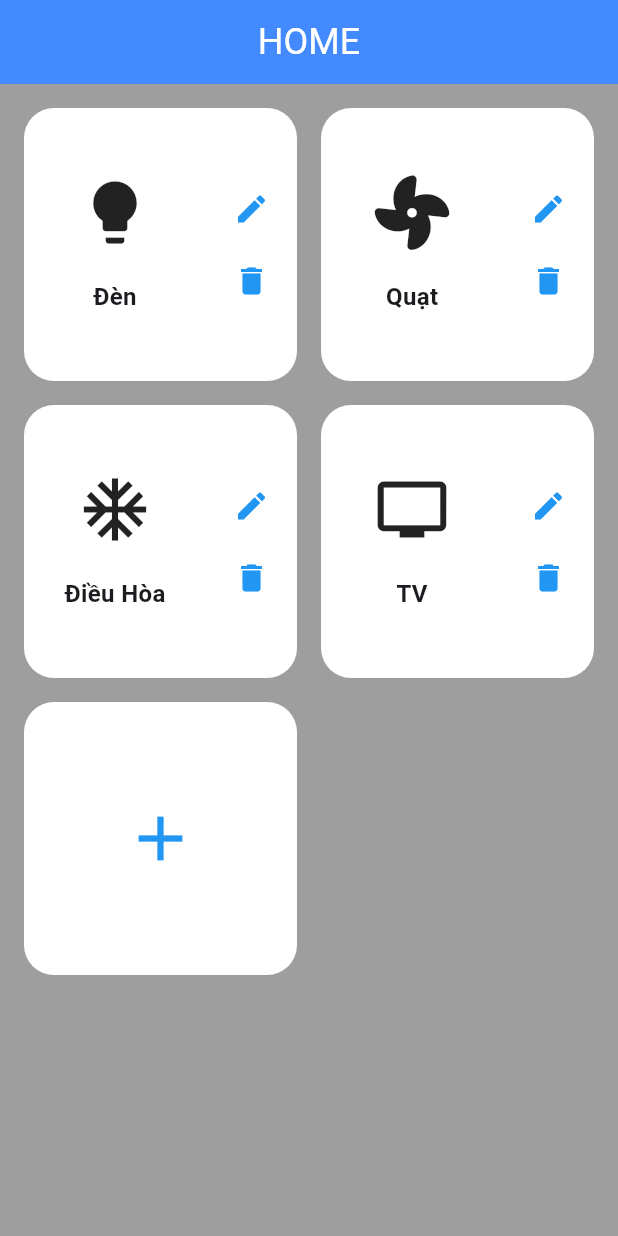
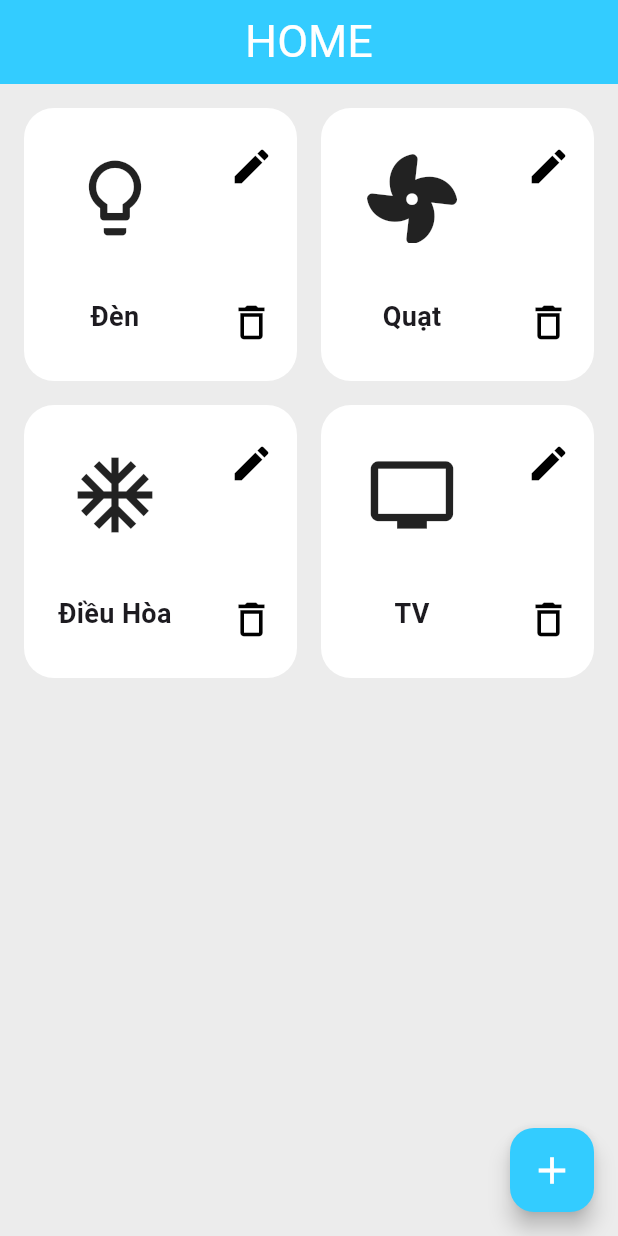
Before and after one commit to MinhPhambk/AIRC-AppIoT, a Flutter app: the screen it shows after launch, on a phone screen of 412 x 824 dp. Run offline on Flutter 3.47's test engine with Material 3 defaults, Android fonts, the phone set to English and light mode, and no system bars; our stand-ins replace font_awesome_flutter.

Commit message:
Merge remote-tracking branch 'origin/hiep' into hiep
# Conflicts:
#	Apptest/Apptaodanhmuc/lib/main.dart
#	Apptest/Apptaodanhmuc/pubspec.lock
#	Apptest/Apptaodanhmuc/pubspec.yaml
#	Apptest/Apptaodanhmuc/test/widget_test.dart

```diff
--- a/Apptest/Apptaodanhmuc/lib/main.dart
+++ b/Apptest/Apptaodanhmuc/lib/main.dart
@@ -2,17 +2,3 @@ import 'package:apptaodanhmuc/widget/Man1.dart';
 import 'package:flutter/material.dart';
 
 void main() => runApp(const MyApp());
-class MyApp extends StatelessWidget {
-  const MyApp({super.key});
-
-  @override
-  Widget build(BuildContext context) {
-    return MaterialApp(
-      title: 'AppIOT',
-      theme: ThemeData(
-        scaffoldBackgroundColor: Colors.grey, // Màu nền mặc định
-      ),
-      home: const Man1(),
-    );
-  }
-}
--- a/Apptest/Apptaodanhmuc/lib/widget/Man1.dart
+++ b/Apptest/Apptaodanhmuc/lib/widget/Man1.dart
@@ -1,6 +1,22 @@
 import 'package:flutter/material.dart';
 import 'package:font_awesome_flutter/font_awesome_flutter.dart';
+import 'Man2.dart';
 
+class MyApp extends StatelessWidget {
+  const MyApp({super.key});
+
+  @override
+  Widget build(BuildContext context) {
+    return MaterialApp(
+      debugShowCheckedModeBanner: false,
+      title: 'AppIOT',
+      theme: ThemeData(
+        scaffoldBackgroundColor: const Color(0xFFECECEC), // Màu nền mặc định
+      ),
+      home: const Man1(),
+    );
+  }
+}
 class Man1 extends StatefulWidget {
   const Man1({super.key});
 
@@ -13,11 +29,11 @@ class _Man1State extends State<Man1> {
   Widget build(BuildContext context) {
     return Scaffold(
       appBar: AppBar(
-        backgroundColor: Colors.blueAccent,
+        backgroundColor: const Color(0xFF33CCFF),
         title: const Center(
             child: Text(
           'HOME',
-          style: TextStyle(fontSize: 24, color: Colors.white),
+          style: TextStyle(fontSize: 30, color: Colors.white),
         )),
       ),
       body: Padding(
@@ -27,20 +43,38 @@ class _Man1State extends State<Man1> {
           crossAxisSpacing: 16, //khoảng cách các cột
           mainAxisSpacing: 16, //khoảng cách giữa các hàng
           children: [
-            buildGridItem('Đèn', Icons.lightbulb),
-            buildGridItem('Quạt', FontAwesomeIcons.fan),
-            buildGridItem('Điều Hòa', Icons.ac_unit),
-            buildGridItem('TV', Icons.tv),
-            buildAddButton(),
+            buildGridItem('Đèn', Icons.lightbulb_outline,context),
+            buildGridItem('Quạt', FontAwesomeIcons.fan,context),
+            buildGridItem('Điều Hòa', Icons.ac_unit_outlined,context),
+            buildGridItem('TV', Icons.tv,context),
           ],
         ),
+      ),
+      floatingActionButton: FloatingActionButton(
+        onPressed: () {
+          // Hành động khi nhấn nút
+          // Navigator.push(
+          //   context,
+          //   MaterialPageRoute(builder: (context) => const AddScreen()),
+          // );
+        },
+        backgroundColor: const Color(0xFF33CCFF),
+        child: const Icon(Icons.add,color: Colors.white,size: 30),
       ),
     );
   }
 }
 
-Widget buildGridItem(String title, IconData icon) {
-  return Container(
+Widget buildGridItem(String title, IconData icon, BuildContext context) {
+  return GestureDetector(
+    onTap: () {
+      // Chuyển sang màn hình 2 khi nhấn vào Container
+      Navigator.push(
+        context,
+        MaterialPageRoute(builder: (context) => const Screen2()),
+      );
+    },
+    child: Container(
       decoration: BoxDecoration(
         borderRadius: BorderRadius.circular(20),
         color: Colors.white,
@@ -51,63 +85,70 @@ Widget buildGridItem(String title, IconData icon) {
         children: [
           Expanded(
             flex: 2, // Định nghĩa tỷ lệ không gian cho cột này
+            child: Padding(
+              padding: const EdgeInsets.symmetric(vertical: 30),
               child: Column(
-            mainAxisAlignment: MainAxisAlignment.center, // Căn giữa theo trục dọc
+                mainAxisAlignment: MainAxisAlignment.spaceBetween, // Căn giữa theo trục dọc
                 children: [
                   ClipRRect(
                     borderRadius: BorderRadius.circular(10),
                     child: Icon(
                       icon,
-                  size: 50,
+                      size: 60,
                     ),
                   ),
                   const SizedBox(height: 20),
                   Text(
                     title,
-                style: const TextStyle(fontSize: 16, fontWeight: FontWeight.bold),
+                    style: const TextStyle(fontSize: 18, fontWeight: FontWeight.bold),
                   ),
                 ],
               ),
             ),
+          ),
           Expanded(
             flex: 1,
+            child: Padding(
+              padding: const EdgeInsets.symmetric(vertical: 15),
               child: Column(
-            mainAxisAlignment: MainAxisAlignment.center,
+                mainAxisAlignment: MainAxisAlignment.spaceBetween,
                 children: [
                   IconButton(
-                icon: const Icon(Icons.edit, color: Colors.blue),
+                    icon: const Icon(Icons.edit, size: 30, color: Colors.black),
                     onPressed: () {
                       //Xử lý sửa
                     },
                   ),
                   IconButton(
-                icon: const Icon(Icons.delete, color: Colors.blue),
+                    icon: const Icon(Icons.delete_outline,size: 30, color: Colors.black),
                     onPressed: () {
                       //Xử lý xóa
                     },
                   ),
                 ],
               ),
+            ),
           )
         ],
+      ),
     ),
   );
 }
 
-Widget buildAddButton() {
-  return GestureDetector(
-    onTap: () {
-      print('Hello');
-      //Thêm thiết bị
-    },
-    child: Container(
-      decoration: BoxDecoration(
-        borderRadius: BorderRadius.circular(20),
-        color: Colors.white,
-      ),
-      child: const Center(
-        child: Icon(Icons.add, size: 50, color: Colors.blue),
-      ),
-    ),
-  );
-}
+// Widget buildAddButton() {
+//   return GestureDetector(
+//     onTap: () {
+//       print('Hello');
+//       //Thêm thiết bị
+//     },
+//     child: Container(
+//       decoration: BoxDecoration(
+//         borderRadius: BorderRadius.circular(20),
+//         color: Colors.white,
+//       ),
+//       child: const Center(
+//         child: Icon(Icons.add, size: 50, color: Colors.blue),
+//       ),
+//     ),
+//   );
+// }
```
Also changed, not shown: Apptest/Apptaodanhmuc/lib/widget/Man2.dart (+40 -0 lines). Lines whose indentation alone changed are shown as unchanged.
